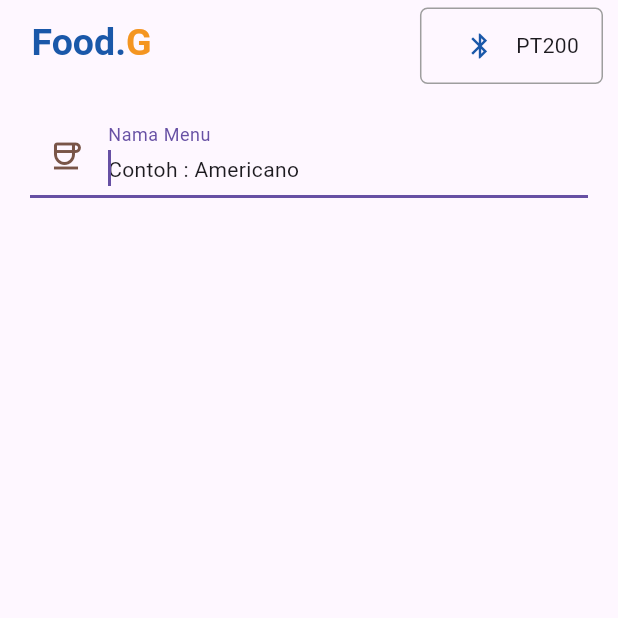
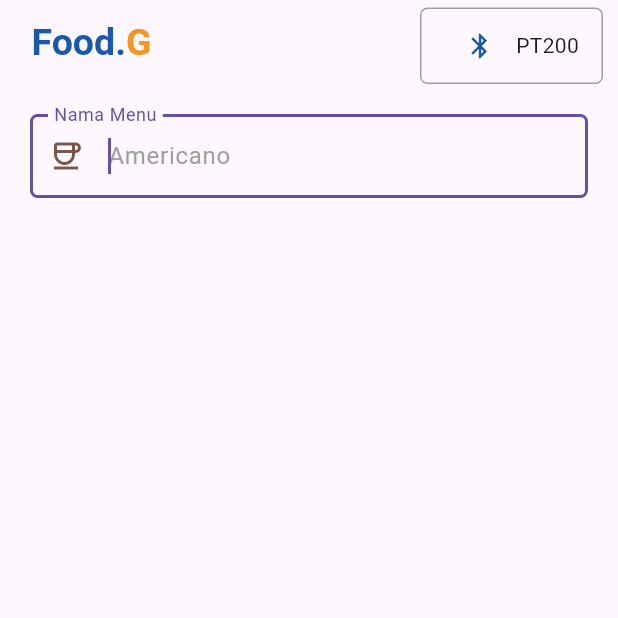
Before and after one commit to RIOKOWI/FoodG, a Flutter app: the screen it shows after launch, on a phone screen of 412 x 824 dp, the top half of it. Run offline on Flutter 3.47's test engine with Material 3 defaults, Android fonts, the phone set to English and light mode, and no system bars.

Commit message:
style: add outline border

```diff
--- a/lib/pages/home_page.dart
+++ b/lib/pages/home_page.dart
@@ -79,8 +79,14 @@ class _HomeState extends State<Home> {
                         Icons.coffee_outlined,
                         color: Colors.brown,
                       ),
-                      hint: Text('Contoh : Americano'),
-                      label: Text('Nama Menu')
+                      label: Text('Nama Menu'),
+                      hintText: 'Americano',
+                      hintStyle: TextStyle(
+                        color: Colors.grey,
+                      ),
+                      border: OutlineInputBorder(
+                        borderRadius: BorderRadius.circular(5),
+                      )
 
                     ),
                   )
```
